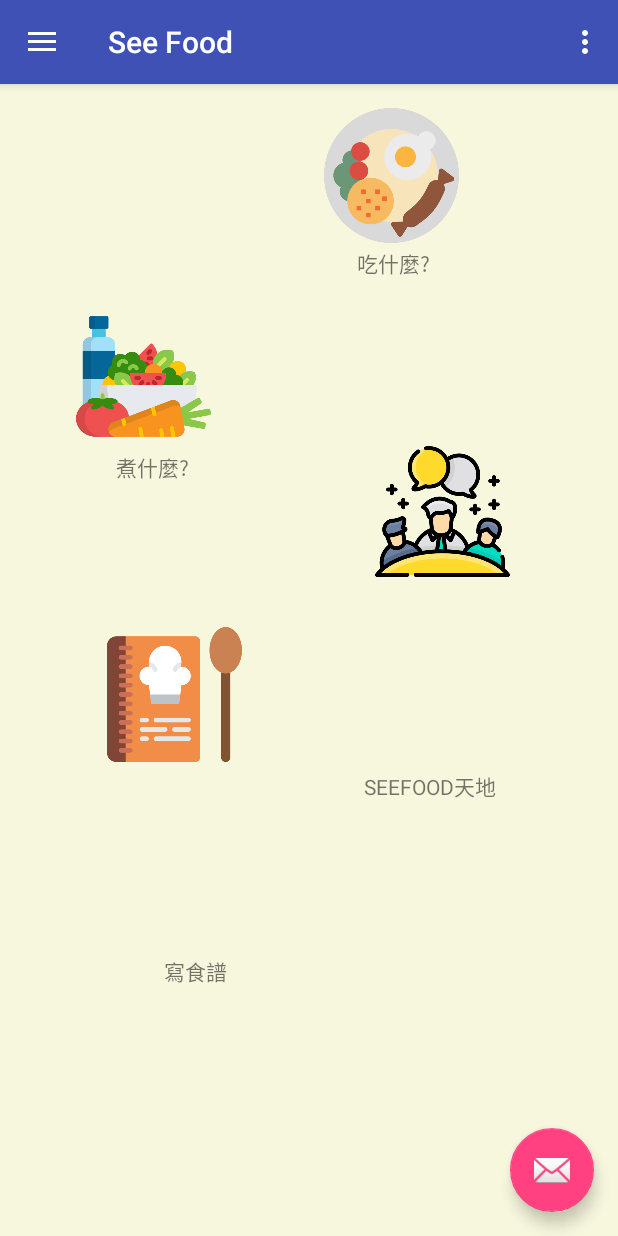
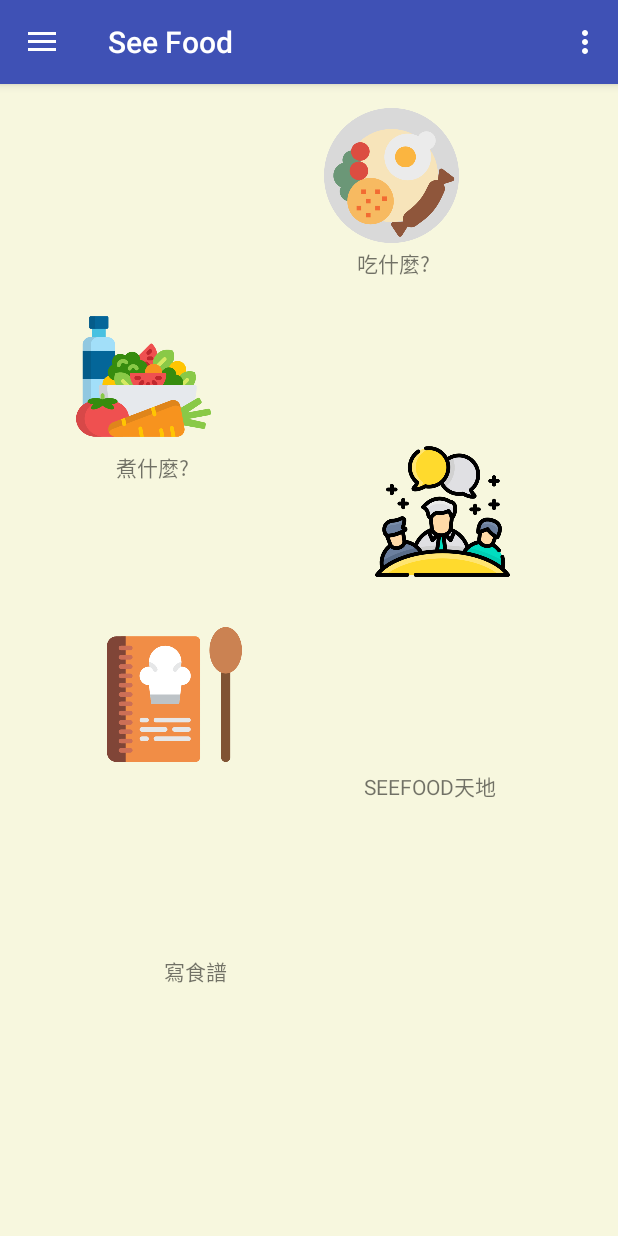
Before and after one commit to dragon-final-project/MainProject, an Android app: the screen it shows after launch (MainActivity), on a phone screen of 412 x 824 dp. Run offline under Robolectric (Android 15) with nearby library versions, the phone set to English and light mode, and no system bars.

Commit message:
Version 1.0.4

```diff
--- a/app/src/main/java/com/example/myapplication/CommentAdapter.java
+++ b/app/src/main/java/com/example/myapplication/CommentAdapter.java
@@ -2,6 +2,7 @@ package com.example.myapplication;
 
 import android.content.Context;
 import android.graphics.Color;
+import android.graphics.drawable.Drawable;
 import android.support.annotation.NonNull;
 import android.support.annotation.Nullable;
 import android.support.constraint.ConstraintLayout;
@@ -48,6 +49,10 @@ public class CommentAdapter extends ArrayAdapter {
 
         if (position%2==1){
             viewHolder.constraintLayoutItem.setBackgroundColor(Color.rgb(214,215,215));
+            viewHolder.ivProfile.setImageResource(R.drawable.diet);
+        }
+        else{
+            viewHolder.ivProfile.setImageResource(R.drawable.eye);
         }
 
         return convertView;
--- a/app/src/main/java/com/example/myapplication/SearchResultActivity.java
+++ b/app/src/main/java/com/example/myapplication/SearchResultActivity.java
@@ -60,6 +60,7 @@ public class SearchResultActivity extends AppCompatActivity {
                 bundle.putString("title",list.get(i).getTitle());
                 bundle.putString("name",list.get(i).getName());
                 bundle.putString("created_at",list.get(i).getCreated_at());
+                bundle.putString("img_path",list.get(i).getImg_path());
                 intent.putExtras(bundle);
                 startActivity(intent);
             }
--- a/app/src/main/res/layout/app_bar_main.xml
+++ b/app/src/main/res/layout/app_bar_main.xml
@@ -23,12 +23,4 @@
 
     <include layout="@layout/content_main" />
 
-    <android.support.design.widget.FloatingActionButton
-        android:id="@+id/fab"
-        android:layout_width="wrap_content"
-        android:layout_height="wrap_content"
-        android:layout_gravity="bottom|end"
-        android:layout_margin="@dimen/fab_margin"
-        app:srcCompat="@android:drawable/ic_dialog_email" />
-
 </android.support.design.widget.CoordinatorLayout>
--- a/app/src/main/res/layout/camera_input_dialog.xml
+++ b/app/src/main/res/layout/camera_input_dialog.xml
@@ -48,7 +48,6 @@
         android:layout_marginRight="8dp"
         android:layout_marginStart="8dp"
         android:layout_marginTop="24dp"
-        android:text="TextView"
         android:textSize="18sp"
         app:layout_constraintEnd_toEndOf="parent"
         app:layout_constraintStart_toStartOf="parent"
--- a/app/src/main/res/layout/comment_item.xml
+++ b/app/src/main/res/layout/comment_item.xml
@@ -10,8 +10,8 @@
 
     <ImageView
         android:id="@+id/ivProfile"
-        android:layout_width="wrap_content"
-        android:layout_height="wrap_content"
+        android:layout_width="80dp"
+        android:layout_height="80dp"
         android:layout_marginLeft="8dp"
         android:layout_marginStart="8dp"
         android:layout_marginTop="8dp"
```
Also changed, not shown: app/src/main/java/com/example/myapplication/ItemDetailActivity.java (+10 -0 lines), app/src/main/java/com/example/myapplication/NewsActivity.java (+21 -3 lines).
